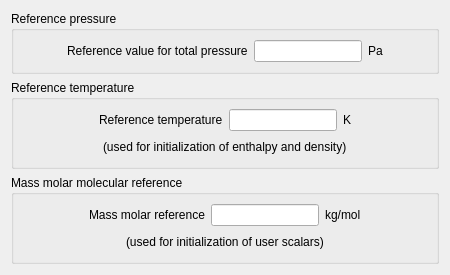
This is gui/Pages/ReferenceValuesForm.ui in code-saturne/code_saturne as Qt 5 draws it before an edit. The edited form follows.
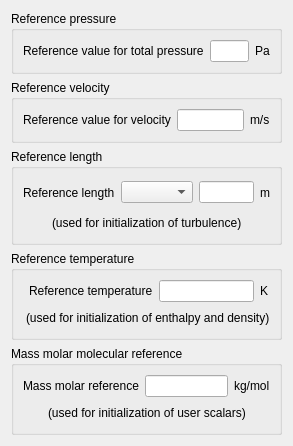
This is the edited form.

Commit message: use MEI to initialize turbulence, velocity and thermal variables by zone

```diff
--- a/gui/Pages/ReferenceValuesForm.ui
+++ b/gui/Pages/ReferenceValuesForm.ui
@@ -1,12 +1,12 @@
 <ui version="4.0" >
  <class>ReferenceValuesForm</class>
- <widget class="QWidget" name="ReferenceValuesForm" >
-  <property name="geometry" >
+ <widget class="QWidget" name="ReferenceValuesForm">
+  <property name="geometry">
    <rect>
     <x>0</x>
     <y>0</y>
-    <width>450</width>
-    <height>272</height>
+    <width>293</width>
+    <height>432</height>
    </rect>
   </property>
   <property name="windowTitle" >
@@ -15,15 +15,15 @@
   <property name="toolTip" >
    <string>Code_Saturne key word: P0</string>
   </property>
-  <layout class="QGridLayout" >
-   <item row="0" column="0" >
-    <widget class="QGroupBox" name="groupBoxPressure" >
-     <property name="title" >
+  <layout class="QGridLayout" name="gridLayout_2">
+   <item row="0" column="0">
+    <widget class="QGroupBox" name="groupBoxPressure">
+     <property name="title">
       <string>Reference pressure</string>
      </property>
-     <layout class="QGridLayout" >
-      <item row="0" column="0" >
-       <layout class="QHBoxLayout" >
+     <layout class="QGridLayout">
+      <item row="0" column="0">
+       <layout class="QHBoxLayout">
         <item>
          <spacer>
           <property name="orientation" >
@@ -38,8 +38,8 @@
          </spacer>
         </item>
         <item>
-         <widget class="QLabel" name="labelP0" >
-          <property name="toolTip" >
+         <widget class="QLabel" name="labelP0">
+          <property name="toolTip">
            <string>Code_Saturne key word: P0</string>
           </property>
           <property name="text" >
@@ -48,15 +48,15 @@
          </widget>
         </item>
         <item>
-         <widget class="QLineEdit" name="lineEditP0" >
-          <property name="toolTip" >
+         <widget class="QLineEdit" name="lineEditP0">
+          <property name="toolTip">
            <string>Code_Saturne key word: P0</string>
           </property>
          </widget>
         </item>
         <item>
-         <widget class="QLabel" name="labelUnitP0" >
-          <property name="text" >
+         <widget class="QLabel" name="labelUnitP0">
+          <property name="text">
            <string>Pa</string>
           </property>
          </widget>
@@ -79,14 +79,198 @@
      </layout>
     </widget>
    </item>
-   <item row="1" column="0" >
-    <widget class="QGroupBox" name="groupBoxTemperature" >
-     <property name="title" >
+   <item row="1" column="0">
+    <widget class="QGroupBox" name="groupBoxVelocity">
+     <property name="title">
+      <string>Reference velocity</string>
+     </property>
+     <layout class="QGridLayout" name="_2">
+      <property name="margin">
+       <number>9</number>
+      </property>
+      <property name="spacing">
+       <number>6</number>
+      </property>
+      <item row="0" column="0">
+       <layout class="QHBoxLayout" name="_3">
+        <property name="spacing">
+         <number>6</number>
+        </property>
+        <property name="margin">
+         <number>0</number>
+        </property>
+        <item>
+         <spacer>
+          <property name="orientation">
+           <enum>Qt::Horizontal</enum>
+          </property>
+          <property name="sizeHint" stdset="0">
+           <size>
+            <width>20</width>
+            <height>20</height>
+           </size>
+          </property>
+         </spacer>
+        </item>
+        <item>
+         <widget class="QLabel" name="labelV0">
+          <property name="toolTip">
+           <string>Code_Saturne key word: P0</string>
+          </property>
+          <property name="text">
+           <string>Reference value for velocity</string>
+          </property>
+         </widget>
+        </item>
+        <item>
+         <widget class="QLineEdit" name="lineEditV0">
+          <property name="toolTip">
+           <string>Code_Saturne key word: P0</string>
+          </property>
+         </widget>
+        </item>
+        <item>
+         <widget class="QLabel" name="labelUnitV0">
+          <property name="text">
+           <string>m/s</string>
+          </property>
+         </widget>
+        </item>
+        <item>
+         <spacer>
+          <property name="orientation">
+           <enum>Qt::Horizontal</enum>
+          </property>
+          <property name="sizeHint" stdset="0">
+           <size>
+            <width>16</width>
+            <height>16</height>
+           </size>
+          </property>
+         </spacer>
+        </item>
+       </layout>
+      </item>
+     </layout>
+    </widget>
+   </item>
+   <item row="2" column="0">
+    <widget class="QGroupBox" name="groupBoxLength">
+     <property name="title">
+      <string>Reference length</string>
+     </property>
+     <layout class="QGridLayout" name="gridLayout">
+      <item row="0" column="0">
+       <layout class="QHBoxLayout" name="_5">
+        <property name="spacing">
+         <number>6</number>
+        </property>
+        <property name="margin">
+         <number>0</number>
+        </property>
+        <item>
+         <spacer>
+          <property name="orientation">
+           <enum>Qt::Horizontal</enum>
+          </property>
+          <property name="sizeHint" stdset="0">
+           <size>
+            <width>16</width>
+            <height>29</height>
+           </size>
+          </property>
+         </spacer>
+        </item>
+        <item>
+         <widget class="QLabel" name="labelL0">
+          <property name="toolTip">
+           <string>Code_Saturne key word: P0</string>
+          </property>
+          <property name="text">
+           <string>Reference length</string>
+          </property>
+         </widget>
+        </item>
+        <item>
+         <widget class="QComboBox" name="comboBoxLength"/>
+        </item>
+        <item>
+         <widget class="QLineEdit" name="lineEditL0">
+          <property name="toolTip">
+           <string>Code_Saturne key word: P0</string>
+          </property>
+         </widget>
+        </item>
+        <item>
+         <widget class="QLabel" name="labelUnitL0">
+          <property name="text">
+           <string>m</string>
+          </property>
+         </widget>
+        </item>
+        <item>
+         <spacer>
+          <property name="orientation">
+           <enum>Qt::Horizontal</enum>
+          </property>
+          <property name="sizeHint" stdset="0">
+           <size>
+            <width>20</width>
+            <height>29</height>
+           </size>
+          </property>
+         </spacer>
+        </item>
+       </layout>
+      </item>
+      <item row="1" column="0">
+       <layout class="QHBoxLayout" name="_4">
+        <item>
+         <spacer>
+          <property name="orientation">
+           <enum>Qt::Horizontal</enum>
+          </property>
+          <property name="sizeHint" stdset="0">
+           <size>
+            <width>20</width>
+            <height>20</height>
+           </size>
+          </property>
+         </spacer>
+        </item>
+        <item>
+         <widget class="QLabel" name="labelInfoT0_2">
+          <property name="text">
+           <string>(used for initialization of turbulence)</string>
+          </property>
+         </widget>
+        </item>
+        <item>
+         <spacer>
+          <property name="orientation">
+           <enum>Qt::Horizontal</enum>
+          </property>
+          <property name="sizeHint" stdset="0">
+           <size>
+            <width>16</width>
+            <height>16</height>
+           </size>
+          </property>
+         </spacer>
+        </item>
+       </layout>
+      </item>
+     </layout>
+    </widget>
+   </item>
+   <item row="3" column="0">
+    <widget class="QGroupBox" name="groupBoxTemperature">
+     <property name="title">
       <string>Reference temperature</string>
      </property>
-     <layout class="QGridLayout" >
-      <item row="0" column="0" >
-       <layout class="QHBoxLayout" >
+     <layout class="QGridLayout">
+      <item row="0" column="0">
+       <layout class="QHBoxLayout">
         <item>
          <spacer>
           <property name="orientation" >
@@ -101,8 +285,8 @@
          </spacer>
         </item>
         <item>
-         <widget class="QLabel" name="labelT0" >
-          <property name="toolTip" >
+         <widget class="QLabel" name="labelT0">
+          <property name="toolTip">
            <string>Code_Saturne key word: T0</string>
           </property>
           <property name="text" >
@@ -111,15 +295,15 @@
          </widget>
         </item>
         <item>
-         <widget class="QLineEdit" name="lineEditT0" >
-          <property name="toolTip" >
+         <widget class="QLineEdit" name="lineEditT0">
+          <property name="toolTip">
            <string>Code_Saturne key word: T0</string>
           </property>
          </widget>
         </item>
         <item>
-         <widget class="QLabel" name="labelUnitT0" >
-          <property name="text" >
+         <widget class="QLabel" name="labelUnitT0">
+          <property name="text">
            <string>K</string>
           </property>
          </widget>
@@ -139,14 +323,14 @@
         </item>
        </layout>
       </item>
-      <item row="1" column="0" >
-       <layout class="QHBoxLayout" >
+      <item row="1" column="0">
+       <layout class="QHBoxLayout">
         <item>
          <spacer>
-          <property name="orientation" >
+          <property name="orientation">
            <enum>Qt::Horizontal</enum>
           </property>
-          <property name="sizeHint" >
+          <property name="sizeHint" stdset="0">
            <size>
             <width>20</width>
             <height>20</height>
@@ -155,18 +339,18 @@
          </spacer>
         </item>
         <item>
-         <widget class="QLabel" name="labelInfoT0" >
-          <property name="text" >
+         <widget class="QLabel" name="labelInfoT0">
+          <property name="text">
            <string>(used for initialization of enthalpy and density)</string>
           </property>
          </widget>
         </item>
         <item>
          <spacer>
-          <property name="orientation" >
+          <property name="orientation">
            <enum>Qt::Horizontal</enum>
           </property>
-          <property name="sizeHint" >
+          <property name="sizeHint" stdset="0">
            <size>
             <width>16</width>
             <height>16</height>
@@ -179,20 +363,20 @@
      </layout>
     </widget>
    </item>
-   <item row="2" column="0" >
-    <widget class="QGroupBox" name="groupBoxMassMolar" >
-     <property name="title" >
+   <item row="4" column="0">
+    <widget class="QGroupBox" name="groupBoxMassMolar">
+     <property name="title">
       <string>Mass molar molecular reference</string>
      </property>
-     <layout class="QGridLayout" >
-      <item row="0" column="0" >
-       <layout class="QHBoxLayout" >
+     <layout class="QGridLayout">
+      <item row="0" column="0">
+       <layout class="QHBoxLayout">
         <item>
          <spacer>
-          <property name="orientation" >
+          <property name="orientation">
            <enum>Qt::Horizontal</enum>
           </property>
-          <property name="sizeHint" >
+          <property name="sizeHint" stdset="0">
            <size>
             <width>20</width>
             <height>20</height>
@@ -201,8 +385,8 @@
          </spacer>
         </item>
         <item>
-         <widget class="QLabel" name="labelMassMolar" >
-          <property name="toolTip" >
+         <widget class="QLabel" name="labelMassMolar">
+          <property name="toolTip">
            <string>Code_Saturne key word: WMOLME</string>
           </property>
           <property name="text" >
@@ -211,25 +395,25 @@
          </widget>
         </item>
         <item>
-         <widget class="QLineEdit" name="lineEditMassMolar" >
-          <property name="toolTip" >
+         <widget class="QLineEdit" name="lineEditMassMolar">
+          <property name="toolTip">
            <string>Code_Saturne key word: WMOLME</string>
           </property>
          </widget>
         </item>
         <item>
-         <widget class="QLabel" name="labelUnitMassMolar" >
-          <property name="text" >
+         <widget class="QLabel" name="labelUnitMassMolar">
+          <property name="text">
            <string>kg/mol</string>
           </property>
          </widget>
         </item>
         <item>
          <spacer>
-          <property name="orientation" >
+          <property name="orientation">
            <enum>Qt::Horizontal</enum>
           </property>
-          <property name="sizeHint" >
+          <property name="sizeHint" stdset="0">
            <size>
             <width>16</width>
             <height>16</height>
@@ -239,14 +423,14 @@
         </item>
        </layout>
       </item>
-      <item row="1" column="0" >
-       <layout class="QHBoxLayout" >
+      <item row="1" column="0">
+       <layout class="QHBoxLayout">
         <item>
          <spacer>
-          <property name="orientation" >
+          <property name="orientation">
            <enum>Qt::Horizontal</enum>
           </property>
-          <property name="sizeHint" >
+          <property name="sizeHint" stdset="0">
            <size>
             <width>20</width>
             <height>20</height>
@@ -255,18 +439,18 @@
          </spacer>
         </item>
         <item>
-         <widget class="QLabel" name="labelInfoMassMolar" >
-          <property name="text" >
+         <widget class="QLabel" name="labelInfoMassMolar">
+          <property name="text">
            <string>(used for initialization of user scalars)</string>
           </property>
          </widget>
         </item>
         <item>
          <spacer>
-          <property name="orientation" >
+          <property name="orientation">
            <enum>Qt::Horizontal</enum>
           </property>
-          <property name="sizeHint" >
+          <property name="sizeHint" stdset="0">
            <size>
             <width>16</width>
             <height>16</height>
@@ -279,12 +463,12 @@
      </layout>
     </widget>
    </item>
-   <item row="3" column="0" >
+   <item row="5" column="0">
     <spacer>
-     <property name="orientation" >
+     <property name="orientation">
       <enum>Qt::Vertical</enum>
      </property>
-     <property name="sizeHint" >
+     <property name="sizeHint" stdset="0">
       <size>
        <width>16</width>
        <height>16</height>
```
Left out of the diff: 29 changed lines with no effect on the pictures. The commit also changes 9 other files.
